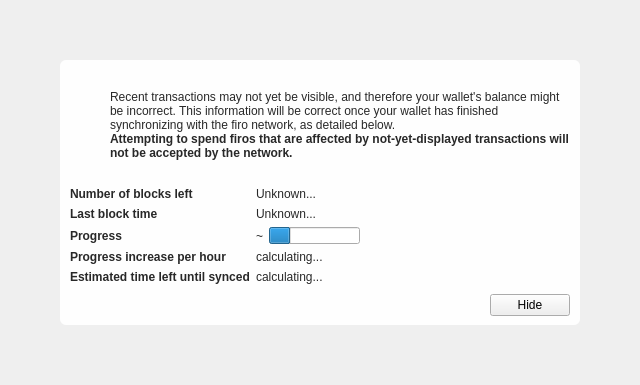
PrivoraCore/Privora, file src/qt/forms/modaloverlay.ui: the form before one commit.
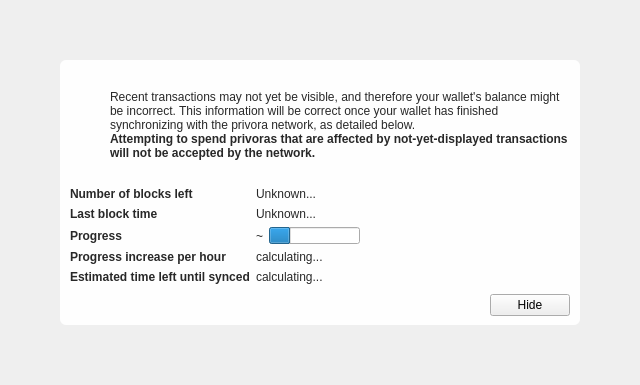
The form after the commit. Icons and pictures are not drawn. Custom widgets are drawn as their Qt base class.

Diff of the .ui file:
```diff
--- a/src/qt/forms/modaloverlay.ui
+++ b/src/qt/forms/modaloverlay.ui
@@ -130,7 +130,7 @@
              <item>
               <widget class="QLabel" name="infoText">
                <property name="text">
-                <string>Recent transactions may not yet be visible, and therefore your wallet's balance might be incorrect. This information will be correct once your wallet has finished synchronizing with the firo network, as detailed below.</string>
+                <string>Recent transactions may not yet be visible, and therefore your wallet's balance might be incorrect. This information will be correct once your wallet has finished synchronizing with the privora network, as detailed below.</string>
                </property>
                <property name="textFormat">
                 <enum>Qt::RichText</enum>
@@ -149,7 +149,7 @@
                 </font>
                </property>
                <property name="text">
-                <string>Attempting to spend firos that are affected by not-yet-displayed transactions will not be accepted by the network.</string>
+                <string>Attempting to spend privoras that are affected by not-yet-displayed transactions will not be accepted by the network.</string>
                </property>
                <property name="textFormat">
                 <enum>Qt::RichText</enum>
```
